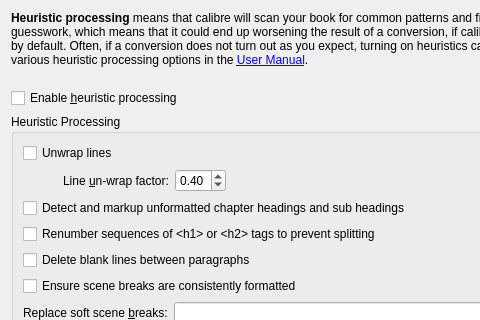
This is src/calibre/gui2/convert/heuristics.ui in debian-calibre/calibre as Qt 5 draws it before an edit; both pictures show x 0 to 480 and y 0 to 320 of the 724 by 470 pixel window. The edited form follows.
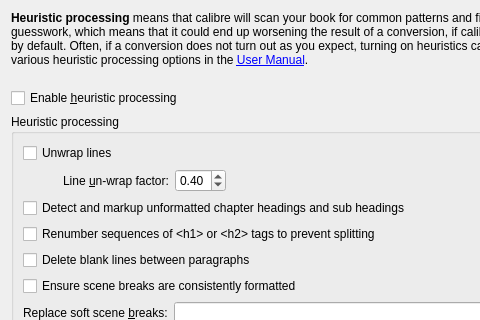
This is the edited form.

```diff
--- a/src/calibre/gui2/convert/heuristics.ui
+++ b/src/calibre/gui2/convert/heuristics.ui
@@ -53,7 +53,7 @@
    <item>
     <widget class="QGroupBox" name="heuristic_options">
      <property name="title">
-      <string>Heuristic Processing</string>
+      <string>Heuristic processing</string>
      </property>
      <layout class="QVBoxLayout" name="verticalLayout_2">
       <item>
```
